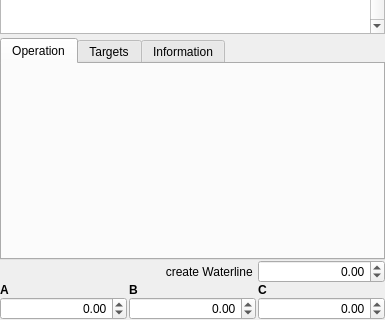
The window that src/operations.ui (DjangoReinhard/kutecam) describes before a commit, drawn with Qt 5; both pictures show x 0 to 385 and y 196 to 516 of the 385 by 516 pixel window.
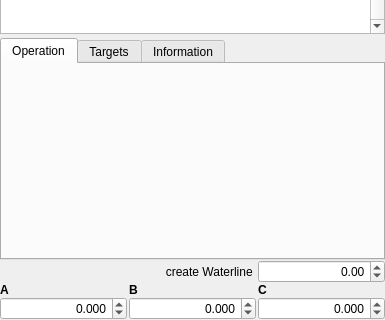
The same window after the commit.

What changed in the file:
```diff
--- a/src/operations.ui
+++ b/src/operations.ui
@@ -47,6 +47,9 @@
      <property name="alignment">
       <set>Qt::AlignRight|Qt::AlignTrailing|Qt::AlignVCenter</set>
      </property>
+     <property name="decimals">
+      <number>3</number>
+     </property>
      <property name="minimum">
       <double>-360.000000000000000</double>
      </property>
@@ -85,6 +88,9 @@
      <property name="alignment">
       <set>Qt::AlignRight|Qt::AlignTrailing|Qt::AlignVCenter</set>
      </property>
+     <property name="decimals">
+      <number>3</number>
+     </property>
      <property name="minimum">
       <double>-360.000000000000000</double>
      </property>
@@ -275,6 +281,9 @@
      <property name="alignment">
       <set>Qt::AlignRight|Qt::AlignTrailing|Qt::AlignVCenter</set>
      </property>
+     <property name="decimals">
+      <number>3</number>
+     </property>
      <property name="minimum">
       <double>-360.000000000000000</double>
      </property>
```
